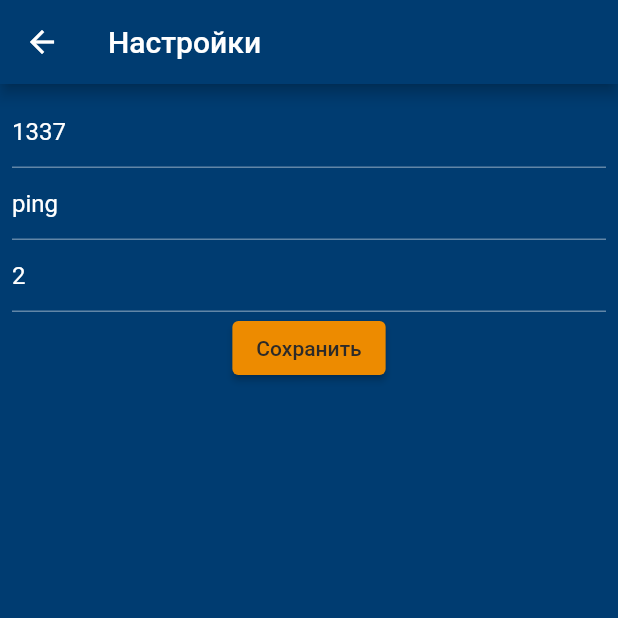
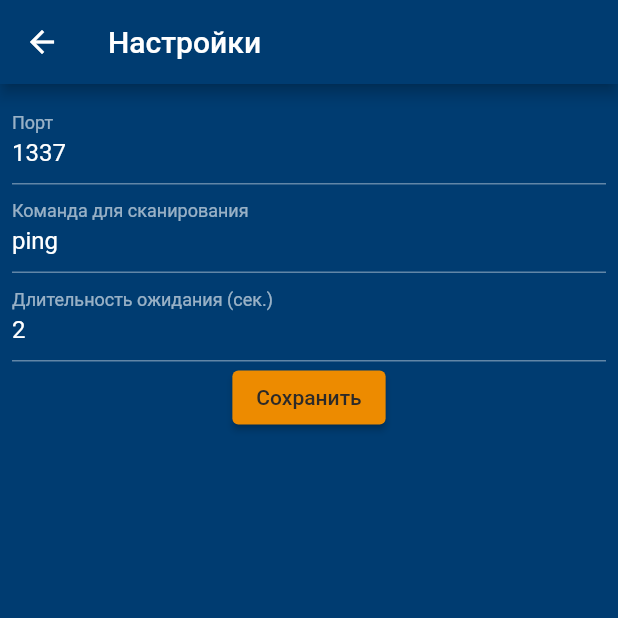
Before and after one commit to Bachar-official/remote-cooling-android, a Flutter app: the SettingsPage screen opened by its route, on a phone screen of 412 x 824 dp, the top half of it. Run offline on Flutter 3.47's test engine with Material 2 defaults, Android fonts, the phone set to English and light mode, and no system bars; our stand-ins replace hive, hive_flutter; accounts and stored records are empty.

Commit message:
Applying settings!

```diff
--- a/remote_cooling_android/lib/ui/settings.dart
+++ b/remote_cooling_android/lib/ui/settings.dart
@@ -37,21 +37,21 @@ class _SettingsState extends State<SettingsPage> {
                 children: [
                   TextFormField(
                       initialValue: port.toString(),
-                      decoration: InputDecoration(hintText: 'Порт'),
+                      decoration: InputDecoration(labelText: 'Порт'),
                       validator: ValidationUtils.validatePort,
                       onChanged: (newPort) => {
                             port = int.parse(newPort),
                           }),
                   TextFormField(
                       initialValue: pingCommand,
-                      decoration:
-                          InputDecoration(hintText: 'Команда для сканирования'),
+                      decoration: InputDecoration(
+                          labelText: 'Команда для сканирования'),
                       validator: ValidationUtils.validateNull,
                       onChanged: (newCommand) => {pingCommand = newCommand}),
                   TextFormField(
                       initialValue: duration.toString(),
                       decoration: InputDecoration(
-                          hintText: 'Длительность ожидания (сек.)'),
+                          labelText: 'Длительность ожидания (сек.)'),
                       validator: ValidationUtils.validateDuration,
                       onChanged: (newDuration) =>
                           {duration = int.parse(newDuration)}),
```
Also changed, not shown: remote_cooling_android/lib/utils/inetUtils.dart (+5 -3 lines).
